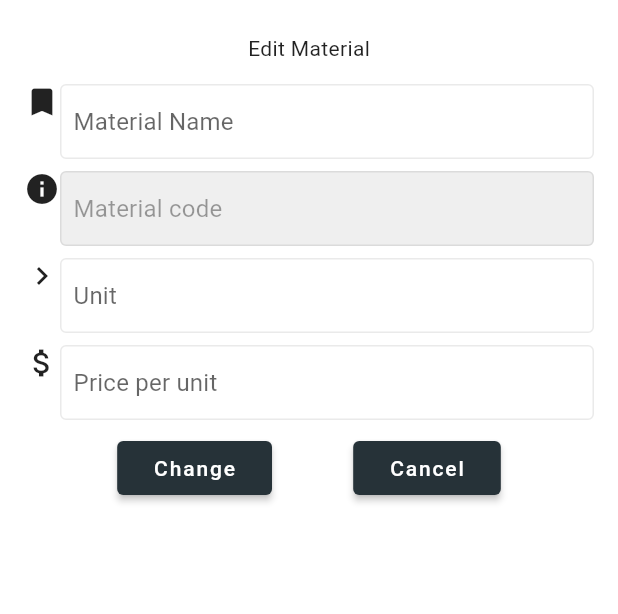
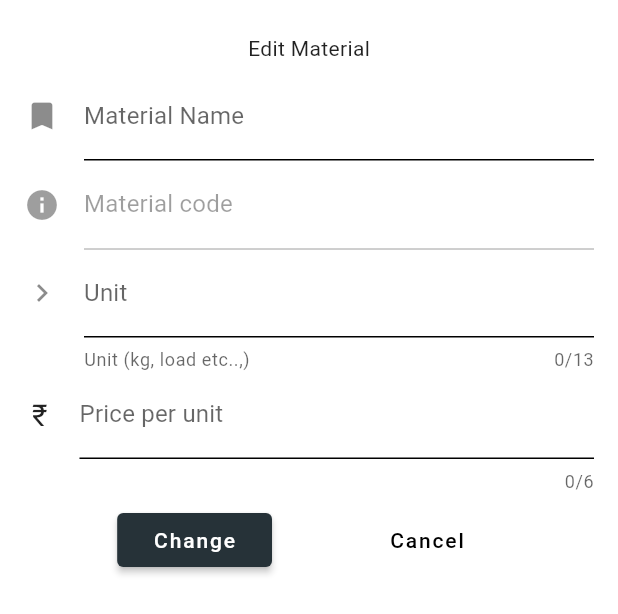
Before and after one commit to naveen1047/sangeetha-project, a Flutter app: the MaterialBottomSheet widget shown alone on an empty page, opened directly with empty values, on a phone screen of 412 x 824 dp. Shown: the top 614 px of the screen. Run offline on Flutter 3.47's test engine with Material 2 defaults, Android fonts, the phone set to English and light mode, and no system bars; our stand-ins replace bloc, equatable, flutter_bloc, get_it; accounts and stored records are empty; generated files the repository leaves out were written again; network calls fail.

Commit message:
fix edit material UI

```diff
--- a/hb_mobile/lib/widgets/material_bottom_sheet_widget.dart
+++ b/hb_mobile/lib/widgets/material_bottom_sheet_widget.dart
@@ -106,49 +106,18 @@ class _MaterialBottomSheetState extends State<MaterialBottomSheet> {
               },
             ),
           ),
-          InputField(
-            child: TextField(
-              controller: _materialNameController,
-              decoration: InputDecoration(
-                border: InputBorder.none,
-                hintText: 'Material Name',
+          _name(),
+          _code(),
+          _unit(),
+          _pricePerUnit(),
+          _action(context)
+        ],
       ),
-            ),
-            iconData: Icons.bookmark,
-          ),
-          InputField(
-            child: TextField(
-              enabled: false,
-              controller: _materialCodeController,
-              decoration: InputDecoration(
-                border: InputBorder.none,
-                hintText: 'Material code',
-              ),
-            ),
-            iconData: Icons.info,
-            isDisabled: true,
-          ),
-          InputField(
-            child: TextField(
-              controller: _materialUnitController,
-              decoration: InputDecoration(
-                border: InputBorder.none,
-                hintText: 'Unit',
-              ),
-            ),
-            iconData: Icons.chevron_right,
-          ),
-          InputField(
-            child: TextField(
-              controller: _materialPriceController,
-              decoration: InputDecoration(
-                border: InputBorder.none,
-                hintText: 'Price per unit',
-              ),
-            ),
-            iconData: Icons.attach_money,
-          ),
-          Padding(
+    );
+  }
+
+  Padding _action(BuildContext context) {
+    return Padding(
       padding: const EdgeInsets.all(8.0),
       child: Row(
         mainAxisAlignment: MainAxisAlignment.spaceEvenly,
@@ -159,14 +128,67 @@ class _MaterialBottomSheetState extends State<MaterialBottomSheet> {
               _uploadData();
             },
           ),
-                RaisedButton(
+          FlatButton(
             child: Text('Cancel'),
             onPressed: () => Navigator.pop(context),
           ),
         ],
       ),
-          )
-        ],
+    );
+  }
+
+  Widget _code() {
+    return TextFormField(
+      enabled: false,
+      controller: _materialCodeController,
+      onChanged: (text) {
+        print(text);
+        context.bloc<RandomCodeCubit>().generate(text);
+      },
+      decoration: InputDecoration(
+        icon: Icon(Icons.info),
+        labelText: 'Material code',
+        // helperText: '',
+        enabledBorder: UnderlineInputBorder(),
+      ),
+    );
+  }
+
+  TextFormField _name() {
+    return TextFormField(
+      controller: _materialNameController,
+      decoration: InputDecoration(
+        icon: Icon(Icons.bookmark),
+        labelText: 'Material Name',
+        // helperText: '',
+        enabledBorder: UnderlineInputBorder(),
+      ),
+    );
+  }
+
+  TextFormField _pricePerUnit() {
+    return TextFormField(
+      keyboardType: TextInputType.number,
+      maxLength: 6,
+      controller: _materialPriceController,
+      decoration: InputDecoration(
+        icon: rupee,
+        labelText: 'Price per unit',
+        // helperText: '',
+        enabledBorder: UnderlineInputBorder(),
+      ),
+    );
+  }
+
+  TextFormField _unit() {
+    return TextFormField(
+      maxLength: 13,
+      controller: _materialUnitController,
+      decoration: InputDecoration(
+        icon: Icon(Icons.chevron_right),
+        labelText: 'Unit',
+        helperText: 'Unit (kg, load etc..,)',
+        enabledBorder: UnderlineInputBorder(),
       ),
     );
   }
```
Also changed, not shown: hb_mobile/lib/view/add_material_view.dart (+1 -66 lines). Lines whose indentation alone changed are shown as unchanged.
